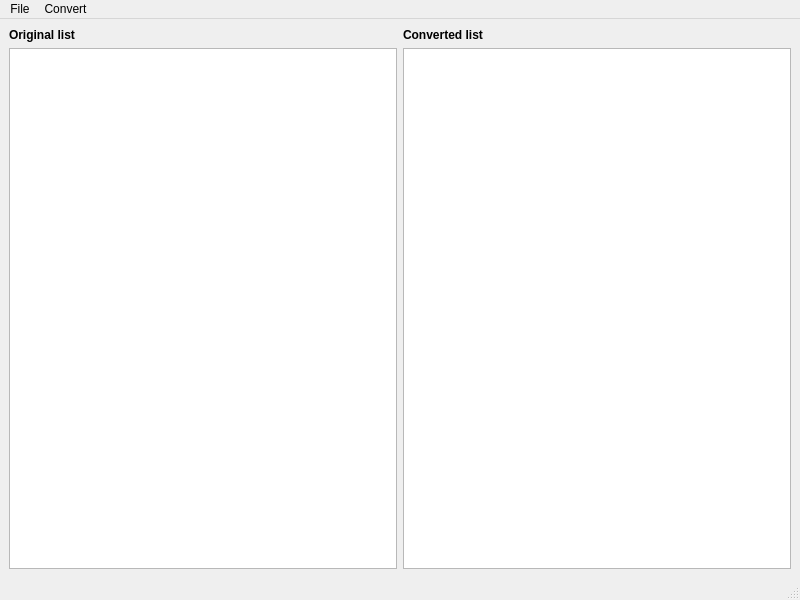
The window that ConverterP/converter_pyside2_gui.ui (AleksandrMigunov/bn-converter) describes before a commit, drawn with Qt 5.
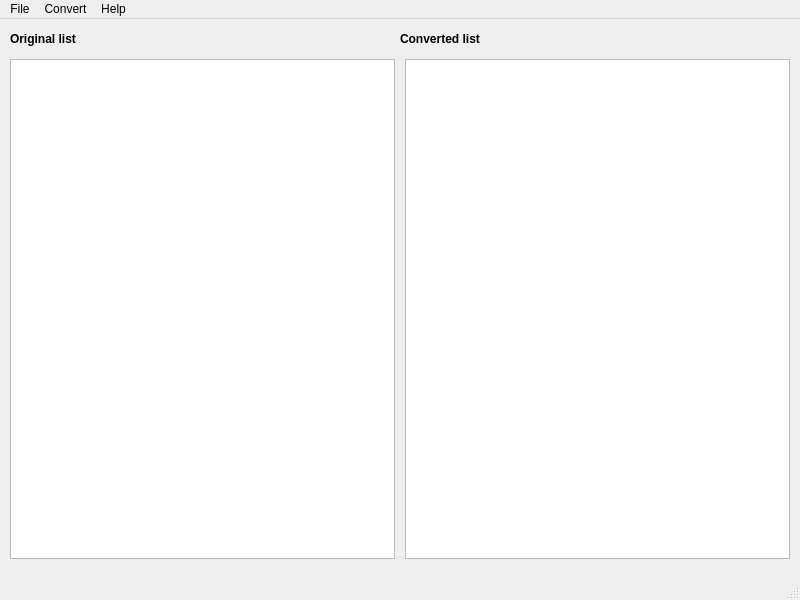
The same window after the commit.

Diff of the .ui file:
```diff
--- a/ConverterP/converter_pyside2_gui.ui
+++ b/ConverterP/converter_pyside2_gui.ui
@@ -14,28 +14,52 @@
    <string>Converter in Python with PySide2</string>
   </property>
   <widget class="QWidget" name="centralwidget">
-   <layout class="QGridLayout" name="gridLayout">
-    <item row="0" column="0">
-     <widget class="QLabel" name="label">
-      <property name="text">
-       <string>&lt;b&gt;Original list&lt;/b&gt;</string>
-      </property>
-     </widget>
-    </item>
-    <item row="0" column="1">
-     <widget class="QLabel" name="label_2">
-      <property name="text">
-       <string>&lt;b&gt;Converted list&lt;/b&gt;</string>
-      </property>
-     </widget>
-    </item>
-    <item row="1" column="0">
-     <widget class="QTextEdit" name="textEdit"/>
-    </item>
-    <item row="1" column="1">
-     <widget class="QTextEdit" name="textEdit_2"/>
-    </item>
-   </layout>
+   <widget class="QLabel" name="label">
+    <property name="geometry">
+     <rect>
+      <x>10</x>
+      <y>10</y>
+      <width>241</width>
+      <height>21</height>
+     </rect>
+    </property>
+    <property name="text">
+     <string>&lt;html&gt;&lt;head/&gt;&lt;body&gt;&lt;p&gt;&lt;span style=&quot; font-weight:600;&quot;&gt;Original list&lt;/span&gt;&lt;/p&gt;&lt;/body&gt;&lt;/html&gt;</string>
+    </property>
+   </widget>
+   <widget class="QLabel" name="label_2">
+    <property name="geometry">
+     <rect>
+      <x>400</x>
+      <y>10</y>
+      <width>201</width>
+      <height>21</height>
+     </rect>
+    </property>
+    <property name="text">
+     <string>&lt;html&gt;&lt;head/&gt;&lt;body&gt;&lt;p&gt;&lt;span style=&quot; font-weight:600;&quot;&gt;Converted list&lt;/span&gt;&lt;/p&gt;&lt;/body&gt;&lt;/html&gt;</string>
+    </property>
+   </widget>
+   <widget class="QTextEdit" name="textEdit">
+    <property name="geometry">
+     <rect>
+      <x>10</x>
+      <y>40</y>
+      <width>385</width>
+      <height>500</height>
+     </rect>
+    </property>
+   </widget>
+   <widget class="QTextEdit" name="textEdit_2">
+    <property name="geometry">
+     <rect>
+      <x>405</x>
+      <y>40</y>
+      <width>385</width>
+      <height>500</height>
+     </rect>
+    </property>
+   </widget>
   </widget>
   <widget class="QMenuBar" name="menubar">
    <property name="geometry">
@@ -77,7 +101,7 @@
     <addaction name="separator"/>
     <addaction name="actionExit"/>
    </widget>
-   <widget class="QMenu" name="menuConvert_2">
+   <widget class="QMenu" name="menuConvert">
     <property name="title">
      <string>Convert</string>
     </property>
@@ -106,8 +130,16 @@
     <addaction name="menuTo_Avar"/>
     <addaction name="menuTo_Chechen"/>
    </widget>
+   <widget class="QMenu" name="menuHelp">
+    <property name="title">
+     <string>Help</string>
+    </property>
+    <addaction name="actionAbout"/>
+    <addaction name="actionAbout_Qt"/>
+   </widget>
    <addaction name="menuFile"/>
-   <addaction name="menuConvert_2"/>
+   <addaction name="menuConvert"/>
+   <addaction name="menuHelp"/>
   </widget>
   <widget class="QStatusBar" name="statusbar"/>
   <action name="actionTo_Ingush">
```
Left out of the diff: 102 changed lines with no effect on the pictures.
